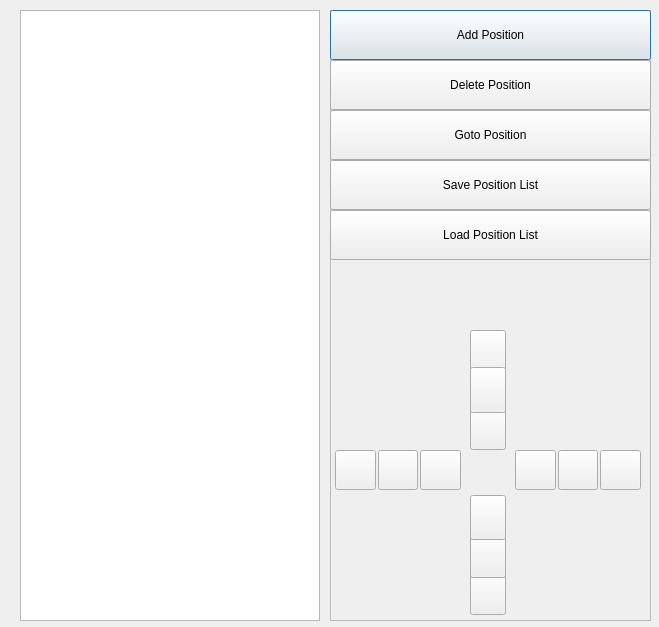
CuriBio/nautilus_acquisition, file src/app/src/stagecontrol.ui: the form before one commit.
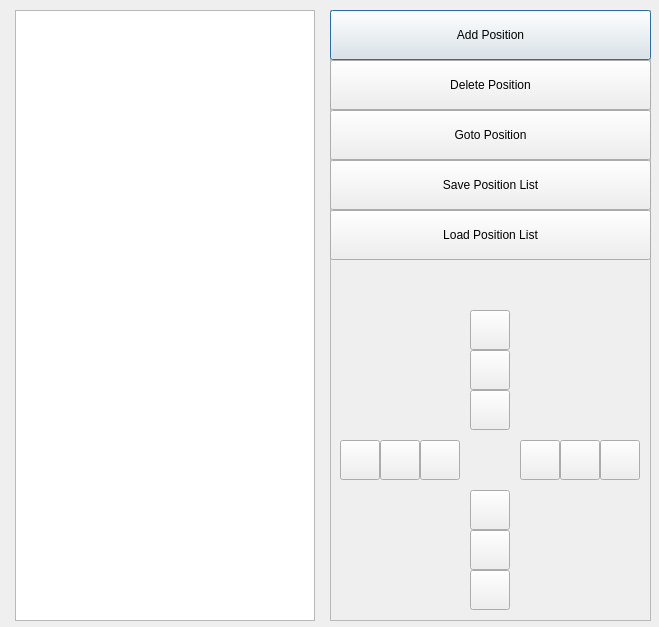
The form after the commit.

```diff
--- a/src/app/src/stagecontrol.ui
+++ b/src/app/src/stagecontrol.ui
@@ -16,9 +16,9 @@
   <widget class="QWidget" name="gridLayoutWidget">
    <property name="geometry">
     <rect>
-     <x>10</x>
+     <x>0</x>
      <y>10</y>
-     <width>321</width>
+     <width>331</width>
      <height>611</height>
     </rect>
    </property>
@@ -224,9 +224,9 @@
     <property name="geometry">
      <rect>
       <x>140</x>
-      <y>395</y>
-      <width>36</width>
-      <height>45</height>
+      <y>380</y>
+      <width>40</width>
+      <height>40</height>
      </rect>
     </property>
     <property name="sizePolicy">
@@ -237,8 +237,8 @@
     </property>
     <property name="minimumSize">
      <size>
-      <width>36</width>
-      <height>36</height>
+      <width>40</width>
+      <height>40</height>
      </size>
     </property>
     <property name="accessibleName">
@@ -267,9 +267,9 @@
     <property name="geometry">
      <rect>
       <x>140</x>
-      <y>320</y>
-      <width>36</width>
-      <height>45</height>
+      <y>300</y>
+      <width>40</width>
+      <height>40</height>
      </rect>
     </property>
     <property name="sizePolicy">
@@ -310,9 +310,9 @@
     <property name="geometry">
      <rect>
       <x>140</x>
-      <y>357</y>
-      <width>36</width>
-      <height>46</height>
+      <y>340</y>
+      <width>40</width>
+      <height>40</height>
      </rect>
     </property>
     <property name="sizePolicy">
@@ -353,8 +353,8 @@
     <property name="geometry">
      <rect>
       <x>90</x>
-      <y>440</y>
-      <width>41</width>
+      <y>430</y>
+      <width>40</width>
       <height>40</height>
      </rect>
     </property>
@@ -395,8 +395,8 @@
    <widget class="QPushButton" name="stageLeftBtn1">
     <property name="geometry">
      <rect>
-      <x>48</x>
-      <y>440</y>
+      <x>10</x>
+      <y>430</y>
       <width>40</width>
       <height>40</height>
      </rect>
@@ -438,9 +438,9 @@
    <widget class="QPushButton" name="stageLeftBtn2">
     <property name="geometry">
      <rect>
-      <x>5</x>
-      <y>440</y>
-      <width>41</width>
+      <x>50</x>
+      <y>430</y>
+      <width>40</width>
       <height>40</height>
      </rect>
     </property>
@@ -482,8 +482,8 @@
     <property name="geometry">
      <rect>
       <x>270</x>
-      <y>440</y>
-      <width>41</width>
+      <y>430</y>
+      <width>40</width>
       <height>40</height>
      </rect>
     </property>
@@ -524,8 +524,8 @@
    <widget class="QPushButton" name="stageRightBtn2">
     <property name="geometry">
      <rect>
-      <x>228</x>
-      <y>440</y>
+      <x>230</x>
+      <y>430</y>
       <width>40</width>
       <height>40</height>
      </rect>
@@ -567,9 +567,9 @@
    <widget class="QPushButton" name="stageRightBtn1">
     <property name="geometry">
      <rect>
-      <x>185</x>
-      <y>440</y>
-      <width>41</width>
+      <x>190</x>
+      <y>430</y>
+      <width>40</width>
       <height>40</height>
      </rect>
     </property>
@@ -581,8 +581,8 @@
     </property>
     <property name="minimumSize">
      <size>
-      <width>36</width>
-      <height>36</height>
+      <width>40</width>
+      <height>40</height>
      </size>
     </property>
     <property name="accessibleName">
@@ -612,8 +612,8 @@
      <rect>
       <x>140</x>
       <y>560</y>
-      <width>36</width>
-      <height>45</height>
+      <width>40</width>
+      <height>40</height>
      </rect>
     </property>
     <property name="sizePolicy">
@@ -624,8 +624,8 @@
     </property>
     <property name="minimumSize">
      <size>
-      <width>36</width>
-      <height>36</height>
+      <width>40</width>
+      <height>40</height>
      </size>
     </property>
     <property name="accessibleName">
@@ -654,9 +654,9 @@
     <property name="geometry">
      <rect>
       <x>140</x>
-      <y>522</y>
-      <width>36</width>
-      <height>46</height>
+      <y>520</y>
+      <width>40</width>
+      <height>40</height>
      </rect>
     </property>
     <property name="sizePolicy">
@@ -667,8 +667,8 @@
     </property>
     <property name="minimumSize">
      <size>
-      <width>36</width>
-      <height>36</height>
+      <width>40</width>
+      <height>40</height>
      </size>
     </property>
     <property name="accessibleName">
@@ -697,9 +697,9 @@
     <property name="geometry">
      <rect>
       <x>140</x>
-      <y>485</y>
-      <width>36</width>
-      <height>45</height>
+      <y>480</y>
+      <width>40</width>
+      <height>40</height>
      </rect>
     </property>
     <property name="sizePolicy">
@@ -710,8 +710,8 @@
     </property>
     <property name="minimumSize">
      <size>
-      <width>36</width>
-      <height>36</height>
+      <width>40</width>
+      <height>40</height>
      </size>
     </property>
     <property name="accessibleName">
```
